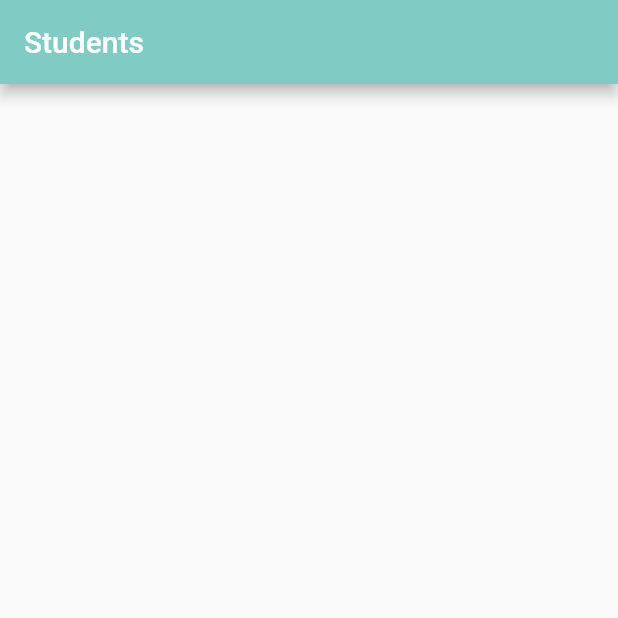
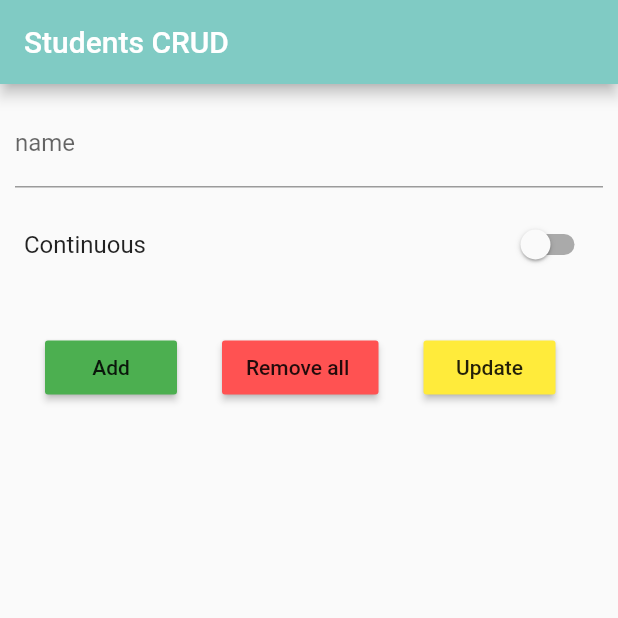
Before and after one commit to tubakocabiyik0/Sqflite_Crud, a Flutter app: the screen it shows after launch, on a phone screen of 412 x 824 dp, the top half of it. Run offline on Flutter 3.47's test engine with Material 2 defaults, Android fonts, the phone set to English and light mode, and no system bars; our stand-ins replace sqflite; accounts and stored records are empty.

Commit message:
student list created

```diff
--- a/lib/pages/home_page.dart
+++ b/lib/pages/home_page.dart
@@ -3,37 +3,135 @@ import 'package:flutter/material.dart';
 import 'package:sqflite_usage/Model/Student.dart';
 import 'package:sqflite_usage/utils/database_helper.dart';
 
-
-class HomePage extends StatefulWidget{
+class HomePage extends StatefulWidget {
   @override
   State<StatefulWidget> createState() {
     return StateHome();
+  }
+}
 
+class StateHome extends State<HomePage> {
+  DatabaseHelper databaseHelper;
+  List<Student> list;
+  var key = GlobalKey<FormState>();
+  bool Iscontinuous = false;
+  var _controller = TextEditingController();
+  @override
+  void initState() {
+    // TODO: implement initState
+    super.initState();
+    databaseHelper = DatabaseHelper();
+    list = new List<Student>();
+    databaseHelper.getAllStudents().then((value) {
+      for (Map getStudentMap in value) {
+        list.add(Student.fromMap(getStudentMap));
+      }
+    });
   }
-
-}
-class StateHome extends State<HomePage>{
-DatabaseHelper databaseHelper = DatabaseHelper();
-
 
   @override
   Widget build(BuildContext context) {
-    databaseHelper.addDatabase(Student("tuba", 1));
-
-    getStudents();
     return Scaffold(
       appBar: AppBar(
-        title: Text(
-          "Students"
-        ),
+        title: Text("Students CRUD"),
         backgroundColor: Colors.teal.shade200,
+      ),
+      body: Column(
+        children: [
+          Padding(
+            padding: const EdgeInsets.all(10.0),
+            child: Form(
+              child: TextFormField(
+                controller: _controller,
+                decoration: InputDecoration(
+                  labelText: "name",
+                  focusedBorder: OutlineInputBorder(
+                      borderSide: BorderSide(color: Colors.deepPurple)),
+                ),
+              ),
+            ),
+          ),
+          SwitchListTile(
+            title: Text("Continuous"),
+            value: Iscontinuous,
+            onChanged: (value) {
+              setState(() {
+                Iscontinuous = value;
+              });
+            },
+          ),
+          Row(
+            children: [
+              Padding(
+                padding: const EdgeInsets.only(top: 30, left: 30),
+                child: RaisedButton(
+                  onPressed: () {
+                    addStudent();
+                  },
+                  color: Colors.green,
+                  child: Text("Add"),
+                ),
+              ),
+              Padding(
+                padding: const EdgeInsets.only(top: 30, left: 30),
+                child: RaisedButton(
+                  onPressed: () {
+
+                    deleteTable();
+                  },
+                  color: Colors.redAccent,
+                  child: Text("Remove all "),
+                ),
+              ),
+              Padding(
+                padding: const EdgeInsets.only(top: 30, left: 30),
+                child: RaisedButton(
+                  onPressed: () {},
+                  color: Colors.yellow,
+                  child: Text("Update"),
+                ),
+              ),
+            ],
+          ),
+          Expanded(child: studentList()),
+        ],
       ),
     );
   }
 
-   getStudents() async{
-    var resuult= await databaseHelper.getAllStudents();
-    print(resuult);
-   }
+  Widget studentList() {
+    return ListView.builder(
+        itemCount: list.length,
+        itemBuilder: (context, index) {
+          return Card(
+            color: list[index].continuous == 1 ? Colors.green.shade300 : Colors.red.shade300,
+            elevation: 0,
+            child: ListTile(
+              leading: Text(list[index].id.toString()),
+              title: Text(list[index].name),
 
+            ),
+          );
+        });
+  }
+
+  void addStudent() async{
+     var dataId =await databaseHelper.addDatabase(Student(_controller.text, Iscontinuous == true ? 1 : 0 ));
+     if(dataId>0){
+       setState(() {
+         list.insert(0,Student.withId(_controller.text,dataId,Iscontinuous == true ? 1 : 0 ));
+       });
+     }
+
+  }
+
+  void deleteTable() async{
+    var rowCount =await databaseHelper.deleteAll();
+    if(rowCount>0){
+      setState(() {
+        list.clear();
+      });
+    }
+
+  }
 }
--- a/lib/utils/database_helper.dart
+++ b/lib/utils/database_helper.dart
@@ -74,4 +74,10 @@ class DatabaseHelper {
         await db.delete(databaseName, where: '$columnId = ?', whereArgs: [id]);
     return result;
   }
+
+  Future<int> deleteAll() async {
+    Database db = await _getDatabase();
+    int rowCount = await db.delete(databaseName);
+    return rowCount;
+  }
 }
```
